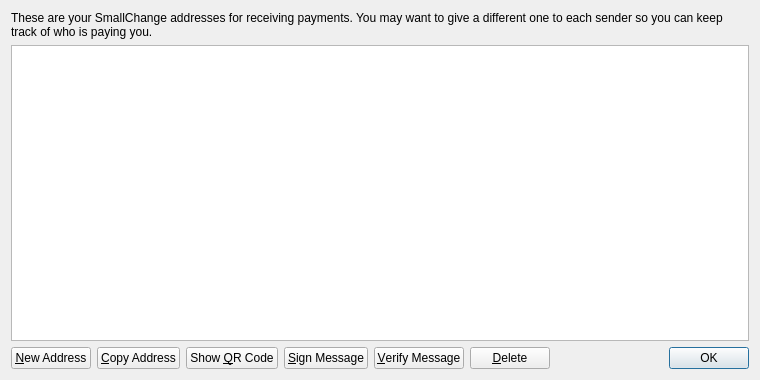
Old version of the form src/qt/forms/addressbookpage.ui in the repository colgcoin/colgcoin.
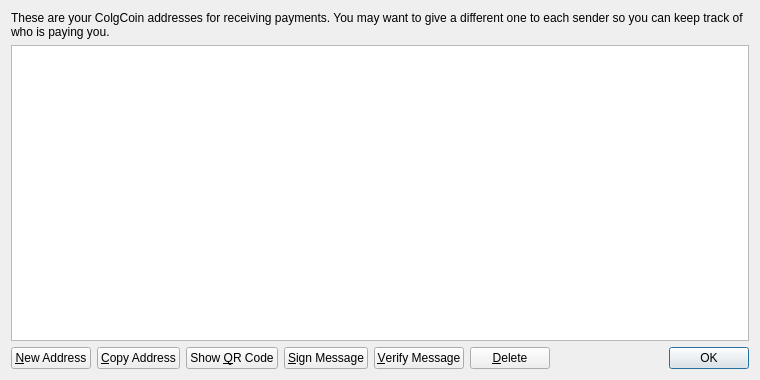
New version of the form. Icons and pictures are not drawn.

```diff
--- a/src/qt/forms/addressbookpage.ui
+++ b/src/qt/forms/addressbookpage.ui
@@ -17,7 +17,7 @@
    <item>
     <widget class="QLabel" name="labelExplanation">
      <property name="text">
-      <string>These are your SmallChange addresses for receiving payments. You may want to give a different one to each sender so you can keep track of who is paying you.</string>
+      <string>These are your ColgCoin addresses for receiving payments. You may want to give a different one to each sender so you can keep track of who is paying you.</string>
      </property>
      <property name="textFormat">
       <enum>Qt::PlainText</enum>
```
